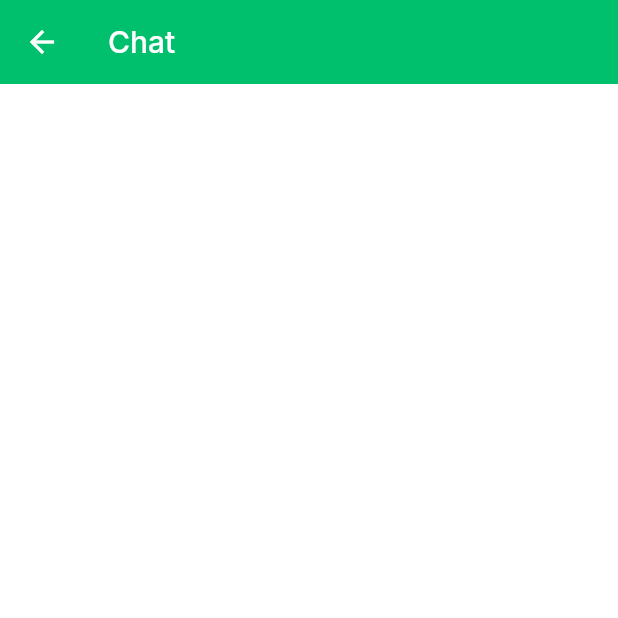
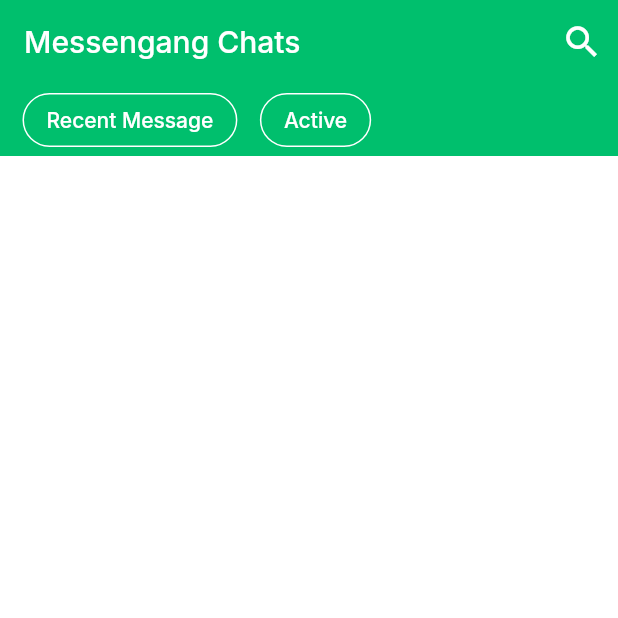
Before and after one commit to DAMHONGDUC/messengang-chat-app, a Flutter app: the ChatsScreen screen opened directly, on a phone screen of 412 x 824 dp, the top half of it. Run offline on Flutter 3.47's test engine with Material 2 defaults, Android fonts, the phone set to English and light mode, and no system bars; our stand-ins replace google_fonts, pinput.

Commit message:
add appbar + body lan 1

```diff
--- a/chat_app/lib/screens/chats_screen.dart
+++ b/chat_app/lib/screens/chats_screen.dart
@@ -1,3 +1,4 @@
+import 'package:chat_app/screens/component/body.dart';
 import 'package:flutter/material.dart';
 
 class ChatsScreen extends StatefulWidget {
@@ -11,9 +12,25 @@ class _ChatsScreenState extends State<ChatsScreen> {
   @override
   Widget build(BuildContext context) {
     return Scaffold(
-      appBar: AppBar(
-        title: Text('Chat'),
-      ),
+      appBar: buildAppBar(),
+      body: Body(),
+    );
+  }
+
+  AppBar buildAppBar() {
+    return AppBar(
+      elevation: 0,
+      title: Text('Messengang Chats'),
+      automaticallyImplyLeading: false,
+      actions: [
+        IconButton(
+          onPressed: () {},
+          icon: Icon(
+            Icons.search,
+            size: 28,
+          ),
+        ),
+      ],
     );
   }
 }
--- /dev/null
+++ b/chat_app/lib/screens/component/body.dart
@@ -0,0 +1,41 @@
+import 'package:chat_app/values/app_colors.dart';
+import 'package:chat_app/widget/custom_outline_button.dart';
+import 'package:flutter/material.dart';
+
+class Body extends StatefulWidget {
+  const Body({Key? key}) : super(key: key);
+
+  @override
+  State<Body> createState() => _BodyState();
+}
+
+class _BodyState extends State<Body> {
+  @override
+  Widget build(BuildContext context) {
+    return Column(
+      children: [
+        Container(
+          color: AppColor.kPrimaryColor,
+          child: Row(
+            children: [
+              SizedBox(
+                width: 15,
+              ),
+              CustomOutlineButton(
+                title: 'Recent Message',
+                onpress: () {},
+              ),
+              SizedBox(
+                width: 15,
+              ),
+              CustomOutlineButton(
+                title: 'Active',
+                onpress: () {},
+              ),
+            ],
+          ),
+        ),
+      ],
+    );
+  }
+}
--- /dev/null
+++ b/chat_app/lib/widget/custom_outline_button.dart
@@ -0,0 +1,26 @@
+import 'package:flutter/material.dart';
+
+class CustomOutlineButton extends StatelessWidget {
+  final String title;
+  final VoidCallback onpress;
+
+  const CustomOutlineButton(
+      {Key? key, required this.title, required this.onpress})
+      : super(key: key);
+
+  @override
+  Widget build(BuildContext context) {
+    return OutlinedButton(
+      onPressed: onpress,
+      child: Text(
+        title,
+        style: TextStyle(color: Colors.white),
+      ),
+      style: ButtonStyle(
+          shape: MaterialStateProperty.all(RoundedRectangleBorder(
+              borderRadius: BorderRadius.circular(30.0))),
+          side: MaterialStateProperty.all(BorderSide(
+              color: Colors.white, width: 1.0, style: BorderStyle.solid))),
+    );
+  }
+}
```
